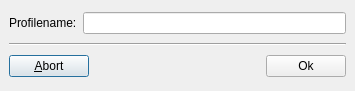
Before: the Qt Designer form ui/profile.ui in LasDesu/DBoxFE, drawn with Qt 5.
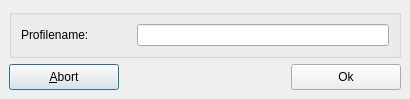
After: the same form once the commit is applied. Icons and pictures are not drawn.

The edit to the form file:
```diff
--- a/ui/profile.ui
+++ b/ui/profile.ui
@@ -8,8 +8,8 @@
    <rect>
     <x>0</x>
     <y>0</y>
-    <width>355</width>
-    <height>91</height>
+    <width>410</width>
+    <height>97</height>
    </rect>
   </property>
   <property name="windowTitle" >
@@ -18,21 +18,61 @@
   <property name="windowIcon" >
    <iconset resource="../res/dboxfe.qrc" >:/pics/images/default.png</iconset>
   </property>
-  <layout class="QGridLayout" >
+  <layout class="QVBoxLayout" >
    <property name="margin" >
     <number>9</number>
    </property>
    <property name="spacing" >
     <number>6</number>
    </property>
-   <item row="1" column="0" >
-    <widget class="Line" name="line" >
-     <property name="orientation" >
-      <enum>Qt::Horizontal</enum>
+   <item>
+    <widget class="QGroupBox" name="groupBox" >
+     <property name="title" >
+      <string/>
      </property>
+     <layout class="QVBoxLayout" >
+      <property name="margin" >
+       <number>9</number>
+      </property>
+      <property name="spacing" >
+       <number>6</number>
+      </property>
+      <item>
+       <layout class="QHBoxLayout" >
+        <property name="margin" >
+         <number>0</number>
+        </property>
+        <property name="spacing" >
+         <number>6</number>
+        </property>
+        <item>
+         <widget class="QLabel" name="label" >
+          <property name="minimumSize" >
+           <size>
+            <width>110</width>
+            <height>0</height>
+           </size>
+          </property>
+          <property name="maximumSize" >
+           <size>
+            <width>110</width>
+            <height>16777215</height>
+           </size>
+          </property>
+          <property name="text" >
+           <string>Profilename:</string>
+          </property>
+         </widget>
+        </item>
+        <item>
+         <widget class="QLineEdit" name="LEProfile" />
+        </item>
+       </layout>
+      </item>
+     </layout>
     </widget>
    </item>
-   <item row="2" column="0" >
+   <item>
     <layout class="QHBoxLayout" >
      <property name="margin" >
       <number>0</number>
@@ -42,6 +82,18 @@
      </property>
      <item>
       <widget class="QPushButton" name="btnAbort" >
+       <property name="minimumSize" >
+        <size>
+         <width>110</width>
+         <height>26</height>
+        </size>
+       </property>
+       <property name="maximumSize" >
+        <size>
+         <width>110</width>
+         <height>26</height>
+        </size>
+       </property>
        <property name="text" >
         <string>&amp;Abort</string>
        </property>
@@ -62,6 +114,18 @@
      </item>
      <item>
       <widget class="QPushButton" name="btnOk" >
+       <property name="minimumSize" >
+        <size>
+         <width>110</width>
+         <height>26</height>
+        </size>
+       </property>
+       <property name="maximumSize" >
+        <size>
+         <width>110</width>
+         <height>26</height>
+        </size>
+       </property>
        <property name="text" >
         <string>Ok</string>
        </property>
@@ -69,26 +133,6 @@
      </item>
     </layout>
    </item>
-   <item row="0" column="0" >
-    <layout class="QHBoxLayout" >
-     <property name="margin" >
-      <number>0</number>
-     </property>
-     <property name="spacing" >
-      <number>6</number>
-     </property>
-     <item>
-      <widget class="QLabel" name="label" >
-       <property name="text" >
-        <string>Profilename:</string>
-       </property>
-      </widget>
-     </item>
-     <item>
-      <widget class="QLineEdit" name="LEProfile" />
-     </item>
-    </layout>
-   </item>
   </layout>
  </widget>
  <pixmapfunction></pixmapfunction>
```
